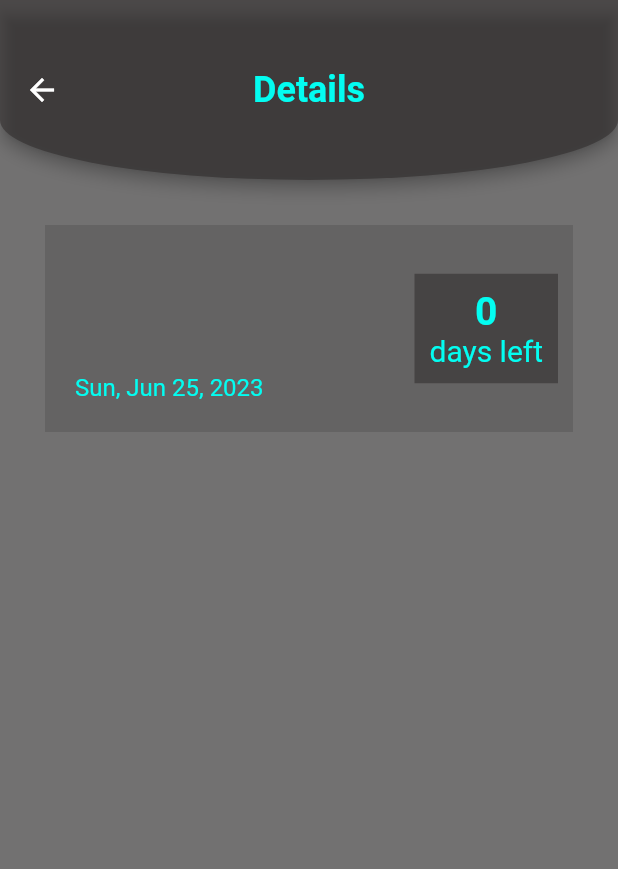
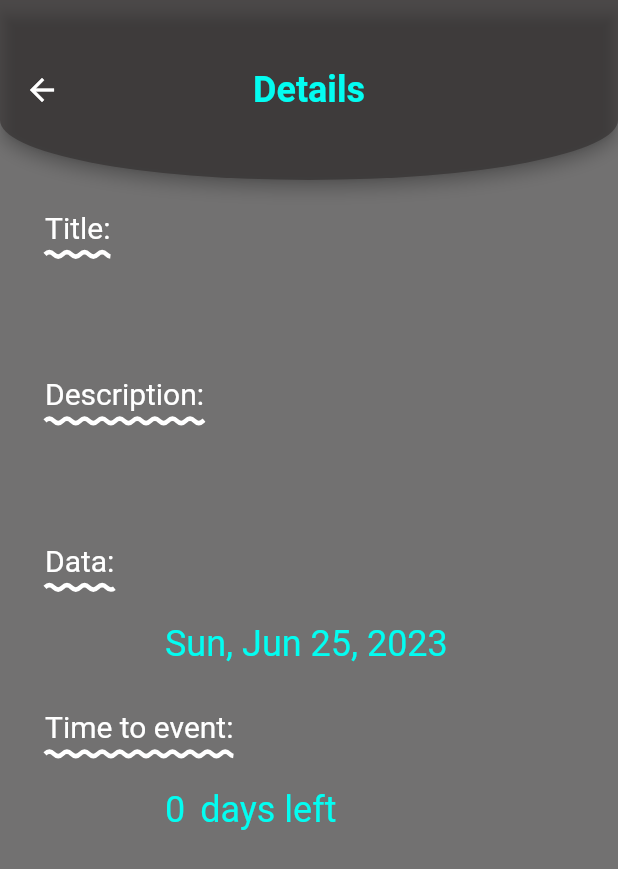
Before and after one commit to patryklaskowski1/do_not_forget, a Flutter app: the DetailsPage screen opened directly with empty values, on a phone screen of 412 x 824 dp. Shown: the top 869 px of the screen. Run offline on Flutter 3.47's test engine with Material 2 defaults, Android fonts, the phone set to English and light mode, and no system bars; our stand-ins replace bloc, cloud_firestore, firebase_auth, firebase_core, flutter_bloc; missing offline and left inert: firebase_ui_auth; accounts and stored records are empty.

Commit message:
reconstruction appearance detalis page

```diff
--- a/lib/auth/page/auth_gate.dart
+++ b/lib/auth/page/auth_gate.dart
@@ -13,6 +13,31 @@ class AuthGate extends StatelessWidget {
       builder: (context, snapshot) {
         if (!snapshot.hasData) {
           return SignInScreen(
+            subtitleBuilder: (context, action) {
+              return Padding(
+                padding: const EdgeInsets.only(bottom: 18),
+                child: Text(
+                  action == AuthAction.signIn
+                      ? 'Welcome to App "DO NOT FORGET"! Please sign in to continue.'
+                      : 'Welcome to App "DO NOT FORGET"! Please create an account to continue',
+                  style: const TextStyle(
+                    fontSize: 18,
+                  ),
+                ),
+              );
+            },
+            footerBuilder: (context, _) {
+              return const Padding(
+                padding: EdgeInsets.only(top: 40),
+                child: Text(
+                  'By signing in, you agree to our terms and conditions.',
+                  style: TextStyle(
+                    color: Colors.grey,
+                    fontSize: 18,
+                  ),
+                ),
+              );
+            },
             providers: [
               EmailAuthProvider(),
             ],
--- a/lib/details/details_page.dart
+++ b/lib/details/details_page.dart
@@ -74,80 +74,122 @@ class _ListViewItem extends StatelessWidget {
         vertical: 10,
         horizontal: 30,
       ),
-      child: Container(
-        decoration: const BoxDecoration(
-          color: Colors.black12,
-        ),
       child: Column(
         children: [
-            Row(
-              children: [
-                Expanded(
-                  child: Container(
-                    margin: const EdgeInsets.all(10),
-                    padding: const EdgeInsets.all(10),
-                    child: Column(
+          Column(
             crossAxisAlignment: CrossAxisAlignment.stretch,
             children: [
+              Column(
+                crossAxisAlignment: CrossAxisAlignment.start,
+                children: [
                   Text(
+                    'Title:',
+                    style: styleTextHeading(),
+                  ),
+                  const SizedBox(height: 20),
+                  Padding(
+                    padding: const EdgeInsets.only(
+                      left: 80,
+                    ),
+                    child: Text(
                       itemModel.title,
-                          style: const TextStyle(
-                            fontSize: 28,
-                            color: Color.fromARGB(255, 3, 253, 241),
-                            fontWeight: FontWeight.bold,
-                          ),
-                        ),
-                        const SizedBox(height: 10),
-                        Text(
-                          itemModel.description,
-                          style: const TextStyle(
-                            fontSize: 22,
-                            color: Color.fromARGB(255, 3, 253, 241),
-                          ),
-                        ),
-                        const SizedBox(height: 10),
-                        Text(
-                          itemModel.dateFormatted(),
-                          style: const TextStyle(
-                            color: Color.fromARGB(255, 3, 253, 241),
-                            fontSize: 16,
+                      style: styleReceivedData(),
                     ),
                   ),
                 ],
               ),
-                  ),
-                ),
-                Container(
-                  decoration: const BoxDecoration(
-                    color: Color.fromARGB(129, 41, 37, 37),
-                  ),
-                  margin: const EdgeInsets.all(10),
-                  padding: const EdgeInsets.all(10),
-                  child: Column(
+              const SizedBox(height: 40),
+              Column(
+                crossAxisAlignment: CrossAxisAlignment.start,
                 children: [
                   Text(
-                        itemModel.daysLeft(),
-                        style: const TextStyle(
-                          fontSize: 26,
-                          color: Color.fromARGB(255, 3, 253, 241),
-                          fontWeight: FontWeight.bold,
+                    'Description:',
+                    style: styleTextHeading(),
                   ),
+                  const SizedBox(height: 20),
+                  Padding(
+                    padding: const EdgeInsets.only(
+                      left: 80,
                     ),
-                      const Text(
-                        'days left',
-                        style: TextStyle(
-                          color: Color.fromARGB(255, 3, 253, 241),
-                          fontSize: 20,
+                    child: Text(
+                      itemModel.description,
+                      style: styleReceivedData(),
                     ),
                   ),
                 ],
               ),
+              const SizedBox(height: 40),
+              Column(
+                crossAxisAlignment: CrossAxisAlignment.start,
+                children: [
+                  Text(
+                    'Data:',
+                    style: styleTextHeading(),
+                  ),
+                  const SizedBox(height: 20),
+                  Padding(
+                    padding: const EdgeInsets.only(
+                      left: 80,
+                    ),
+                    child: Text(
+                      itemModel.dateFormatted(),
+                      style: styleReceivedData(),
+                    ),
+                  ),
+                ],
+              ),
+              const SizedBox(height: 40),
+              Column(
+                crossAxisAlignment: CrossAxisAlignment.start,
+                children: [
+                  Text(
+                    'Time to event:',
+                    style: styleTextHeading(),
+                  ),
+                  const SizedBox(height: 20),
+                  Row(
+                    children: [
+                      Padding(
+                        padding: const EdgeInsets.only(
+                          left: 80,
+                        ),
+                        child: Text(
+                          itemModel.daysLeft(),
+                          style: styleReceivedData(),
+                        ),
+                      ),
+                      const SizedBox(width: 10),
+                      Text(
+                        'days left',
+                        style: styleReceivedData(),
                       ),
                     ],
                   ),
                 ],
               ),
+            ],
+          ),
+        ],
       ),
     );
   }
+
+  TextStyle styleReceivedData() {
+    return const TextStyle(
+      color: Color.fromARGB(255, 3, 253, 241),
+      fontSize: 24,
+    );
   }
+
+  TextStyle styleTextHeading() {
+    return const TextStyle(
+      fontSize: 20,
+      color: Colors.transparent,
+      shadows: [Shadow(offset: Offset(0, -10), color: Colors.white)],
+      decoration: TextDecoration.underline,
+      decorationStyle: TextDecorationStyle.wavy,
+      decorationColor: Colors.white,
+      decorationThickness: 3,
+    );
+  }
+}
--- a/pubspec.yaml
+++ b/pubspec.yaml
@@ -69,9 +69,8 @@ flutter:
   uses-material-design: true
 
   # To add assets to your application, add an assets section, like this:
-  # assets:
-  #   - images/a_dot_burr.jpeg
-  #   - images/a_dot_ham.jpeg
+  assets:
+    - images/
 
   # An image asset can refer to one or more resolution-specific "variants", see
   # https://flutter.dev/assets-and-images/#resolution-aware
```
Lines whose indentation alone changed are shown as unchanged.
